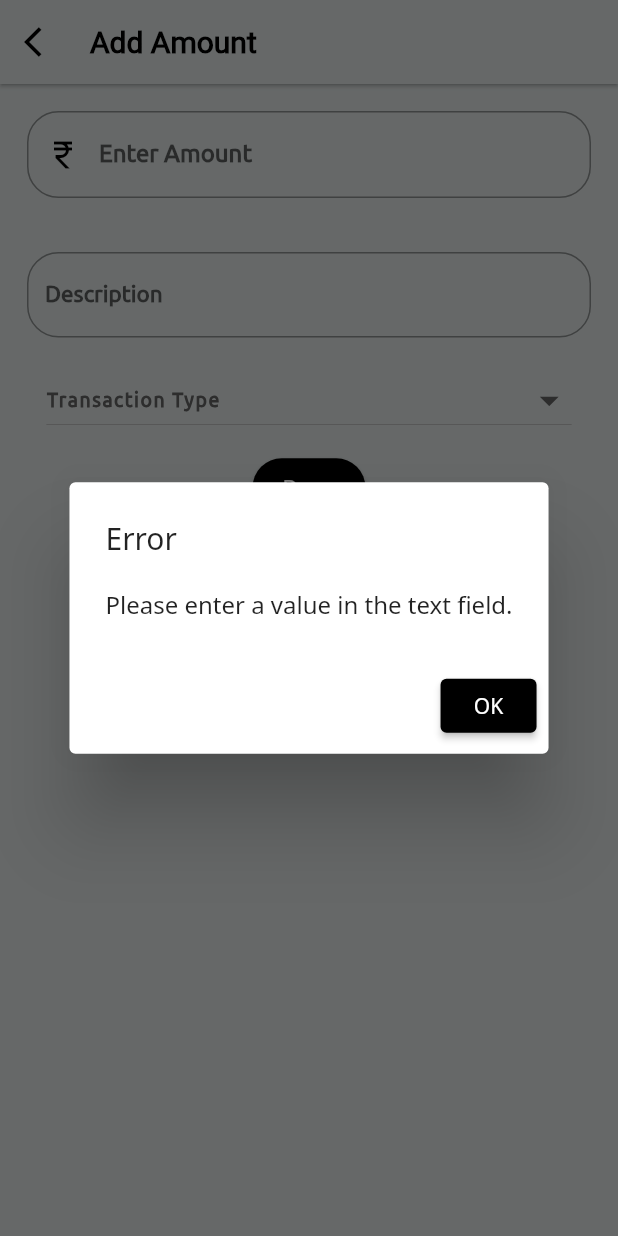
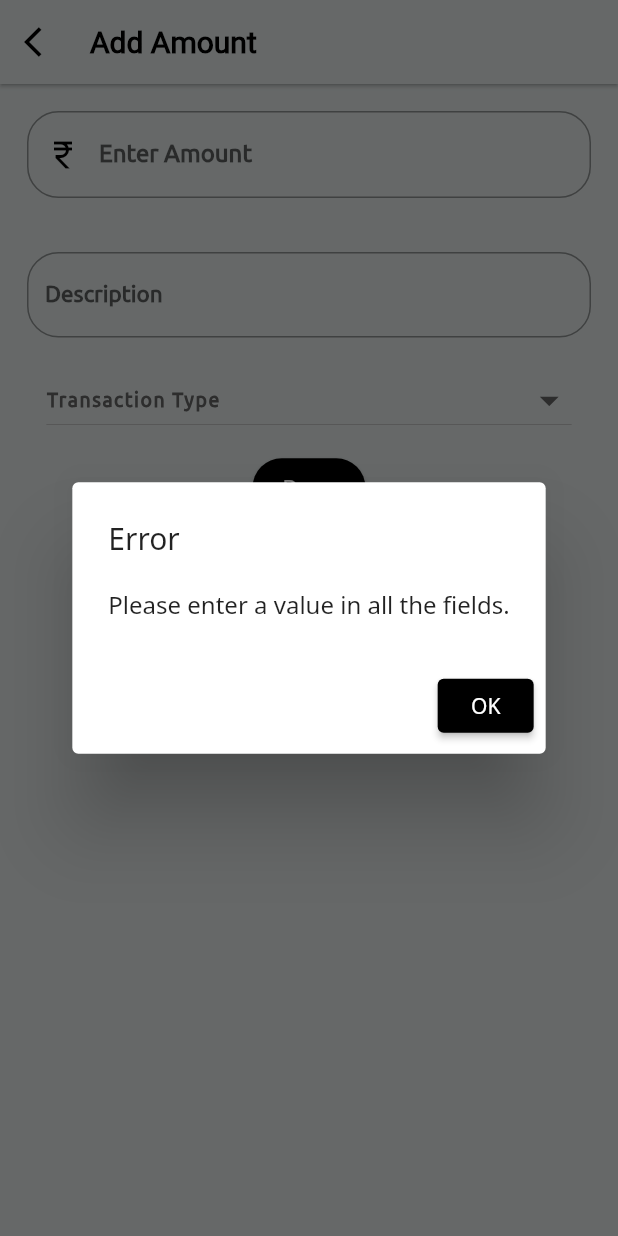
Before and after one commit to RangaKomalSai/budget_tracker, a Flutter app: the AddExpense screen opened directly with empty values, after a tap on "Done", on a phone screen of 412 x 824 dp. Run offline on Flutter 3.47's test engine with Material 2 defaults, Android fonts, the phone set to English and light mode, and no system bars; Roboto replaces fonts that are missing (Josfie).

Commit message:
final changes

```diff
--- a/lib/add_expenses.dart
+++ b/lib/add_expenses.dart
@@ -2,7 +2,7 @@
 
 import 'package:flutter/material.dart';
 import 'main.dart';
-import 'newcard.dart';
+import 'drop_down.dart';
 import 'card_list.dart';
 
 const List<String> list = <String>['Income', 'Expense'];
@@ -18,6 +18,7 @@ class AddExpense extends StatefulWidget {
 class _AddExpenseState extends State<AddExpense> {
   final TextEditingController amountController = TextEditingController();
   final TextEditingController descriptionController = TextEditingController();
+  final TextEditingController transactionController = TextEditingController();
   String selectedOption = 'Expense';
 
 
@@ -38,7 +39,7 @@ class _AddExpenseState extends State<AddExpense> {
         builder: (BuildContext context) {
           return AlertDialog(
             title: Text('Error'),
-            content: Text('Please enter a value in the text field.'),
+            content: Text('Please enter a value in all the fields.'),
             actions: [
               ElevatedButton(
                 style: ElevatedButton.styleFrom(
@@ -139,7 +140,7 @@ class _AddExpenseState extends State<AddExpense> {
                     fontSize: 15,
                   ),
                   controller: descriptionController,
-                  textInputAction: TextInputAction.done,
+                  textInputAction: TextInputAction.next,
                   decoration: InputDecoration(
                     border: OutlineInputBorder(
                       borderRadius: BorderRadius.circular(21),
@@ -159,13 +160,7 @@ class _AddExpenseState extends State<AddExpense> {
                       borderRadius: BorderRadius.circular(21),
                     )
                   ),
-                  onEditingComplete: (){
-                    if(amountController.text.isEmpty || descriptionController.text.isEmpty){showAlertDialog(context);}
-                    else{
-                      NewCard(amount: amountController.text, description: descriptionController.text);
-                      expensesTotal += int.parse(amountController.text);
-                      Navigator.pop(context);}
-                  },
+                  onEditingComplete: () => FocusScope.of(context).nextFocus(),
                 ),
               ),
               // SizedBox(height: 10,),
@@ -174,14 +169,23 @@ class _AddExpenseState extends State<AddExpense> {
                   'Income', 'Expense'
                 ],
                 hint: 'Transaction Type',
+                textEditingController: transactionController,
               ),
               SizedBox(height: 10,),
               ElevatedButton(
                 onPressed: (){ setState(() {
-                  if(amountController.text.isEmpty || descriptionController.text.isEmpty){showAlertDialog(context);}
+                  if(amountController.text.isEmpty || descriptionController.text.isEmpty || transactionController.text.isEmpty){showAlertDialog(context);}
                   else{
-                    cardList.add(MyCard(amount: amountController.text, description: descriptionController.text));
-                    expensesTotal += int.parse(amountController.text);
+                    if(transactionController.text == 'Income'){
+                      plusOrMinus = true;
+                      cardList.add(MyCard(amount: amountController.text, description: descriptionController.text, transaction: plusOrMinus, posOrNeg: true,));
+                      expensesTotal += int.parse(amountController.text);
+                    }
+                    else{
+                      plusOrMinus = false;
+                      cardList.add(MyCard(amount: amountController.text, description: descriptionController.text, transaction: plusOrMinus, posOrNeg: false,));
+                      expensesTotal -= int.parse(amountController.text);
+                    }
                     widget.onPressedCallback;
                     Navigator.pop(context, 'result');}
                 });
--- /dev/null
+++ b/lib/drop_down.dart
@@ -0,0 +1,70 @@
+// ignore_for_file: prefer_const_constructors, use_key_in_widget_constructors
+
+import 'package:flutter/material.dart';
+import 'package:intl/intl.dart';
+import 'main.dart';
+import 'card_list.dart';
+import 'add_expenses.dart';
+
+
+class DropDown extends StatefulWidget {
+  const DropDown({
+    required this.data,
+    required this.hint,
+    required this.textEditingController,
+    Key? key,
+  }) : super(key: key);
+  final List<String> data;
+  final String hint;
+  final TextEditingController textEditingController;
+  @override
+  _DropDownState createState() => _DropDownState();
+}
+
+class _DropDownState extends State<DropDown> {
+  String? _chosenValue1;
+
+  @override
+  Widget build(BuildContext context) {
+    return SingleChildScrollView(
+      child: Container(
+        width: MediaQuery.of(context).size.width * 0.85,
+        padding: const EdgeInsets.all(0.0),
+        child: DropdownButton<String>(
+          iconSize: 30,
+          isExpanded: true,
+          value: _chosenValue1,
+
+          //elevation: 5,
+          items: widget.data.map<DropdownMenuItem<String>>((String value) {
+            return DropdownMenuItem<String>(
+              value: value,
+              child: Text(
+                  value,
+                style: TextStyle(
+                  fontFamily: 'Ubuntu'
+                ),
+              ),
+            );
+          }).toList(),
+          hint: Text(
+            widget.hint,
+            style: TextStyle(
+              color: Colors.grey[700],
+              fontSize: 13,
+              fontWeight: FontWeight.w800,
+              fontFamily: 'Ubuntu',
+              letterSpacing: 1,
+            ),
+          ),
+          onChanged: (String? value) {
+            setState(() {
+              _chosenValue1 = value;
+              widget.textEditingController.text = value ?? '';
+            });
+          },
+        ),
+      ),
+    );
+  }
+}
```
Also changed, not shown: lib/card_list.dart (+14 -6 lines), lib/main.dart (+3 -8 lines), lib/newcard.dart (deleted, +0 -218 lines).
